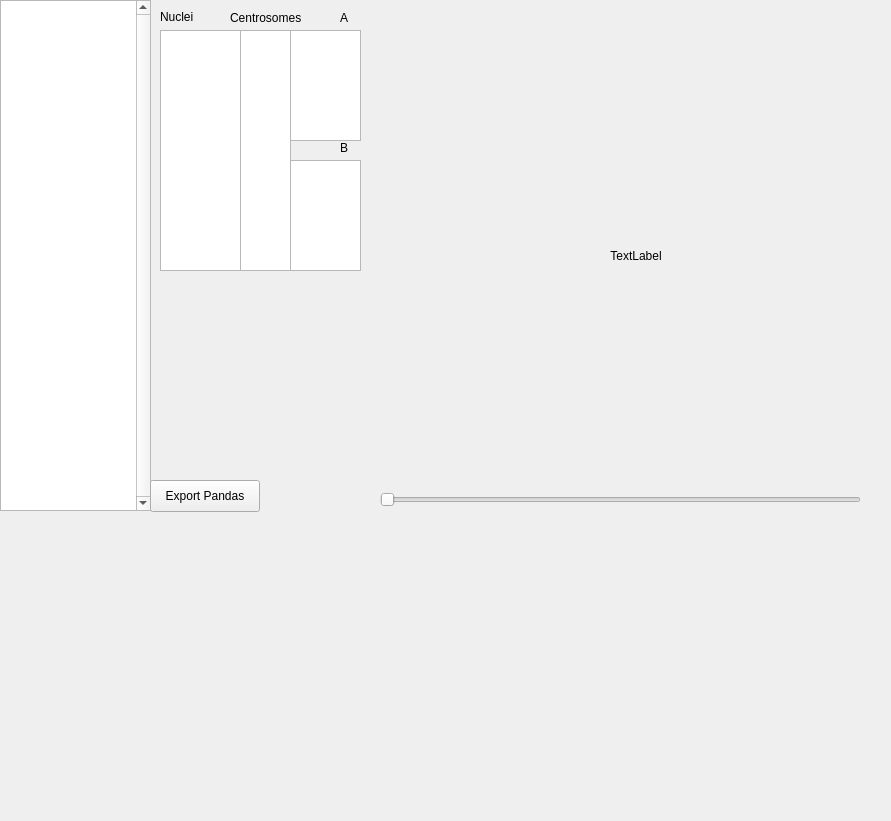
Before: the Qt Designer form ExperimentsSelectionWidget.ui in HocheggerLab/centrosome-tracking, drawn with Qt 5.
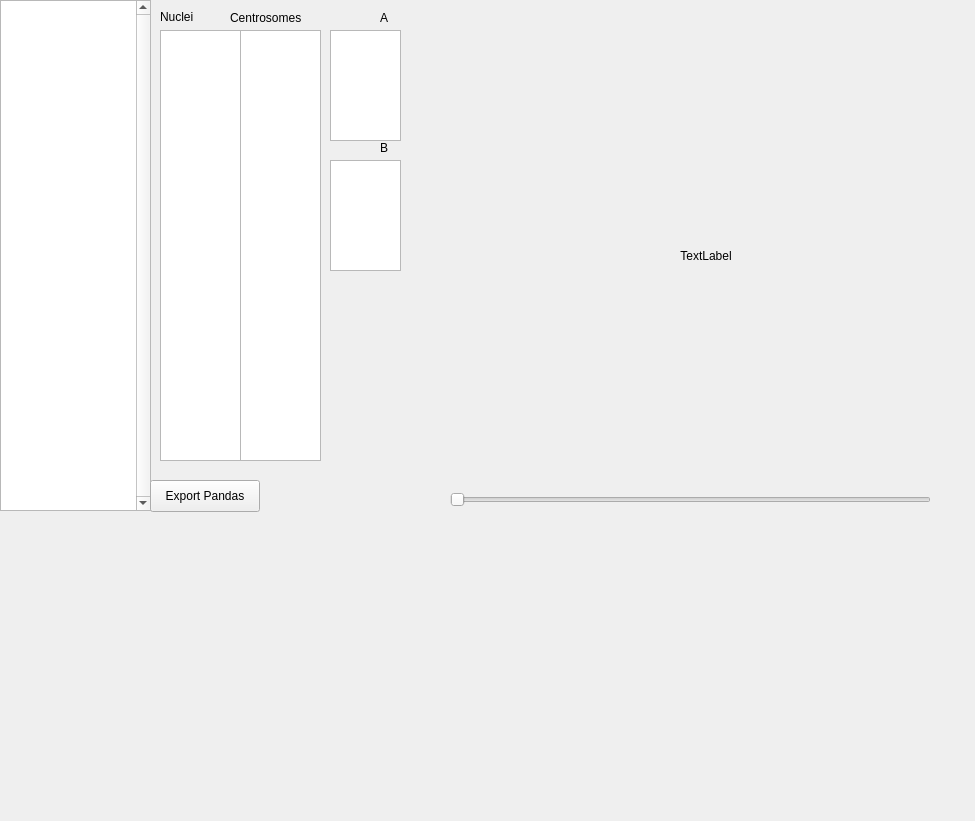
After: the same form once the commit is applied. Custom widgets are drawn as their Qt base class.

Commit message: Changes name of dataframe_from_imagej.py to make it shorter. Modifies rendering of detected centrosomes in GUI.

Diff of the .ui file:
```diff
--- a/ExperimentsSelectionWidget.ui
+++ b/ExperimentsSelectionWidget.ui
@@ -6,7 +6,7 @@
    <rect>
     <x>0</x>
     <y>0</y>
-    <width>891</width>
+    <width>975</width>
     <height>821</height>
    </rect>
   </property>
@@ -16,7 +16,7 @@
   <widget class="CentrosomeImageQLabel" name="movieImgLabel">
    <property name="geometry">
     <rect>
-     <x>380</x>
+     <x>450</x>
      <y>0</y>
      <width>512</width>
      <height>512</height>
@@ -50,8 +50,8 @@
     <rect>
      <x>240</x>
      <y>30</y>
-     <width>51</width>
-     <height>241</height>
+     <width>81</width>
+     <height>431</height>
     </rect>
    </property>
   </widget>
@@ -61,7 +61,7 @@
      <x>160</x>
      <y>30</y>
      <width>81</width>
-     <height>241</height>
+     <height>431</height>
     </rect>
    </property>
    <property name="selectionMode">
@@ -97,7 +97,7 @@
   <widget class="QListView" name="centrosomeListView_A">
    <property name="geometry">
     <rect>
-     <x>290</x>
+     <x>330</x>
      <y>30</y>
      <width>71</width>
      <height>111</height>
@@ -110,7 +110,7 @@
   <widget class="QListView" name="centrosomeListView_B">
    <property name="geometry">
     <rect>
-     <x>290</x>
+     <x>330</x>
      <y>160</y>
      <width>71</width>
      <height>111</height>
@@ -123,7 +123,7 @@
   <widget class="QLabel" name="centrosomesTitleLbl_A">
    <property name="geometry">
     <rect>
-     <x>340</x>
+     <x>380</x>
      <y>10</y>
      <width>16</width>
      <height>16</height>
@@ -136,7 +136,7 @@
   <widget class="QLabel" name="centrosomesTitleLbl_B">
    <property name="geometry">
     <rect>
-     <x>340</x>
+     <x>380</x>
      <y>140</y>
      <width>16</width>
      <height>16</height>
@@ -149,7 +149,7 @@
   <widget class="QSlider" name="frameHSlider">
    <property name="geometry">
     <rect>
-     <x>380</x>
+     <x>450</x>
      <y>490</y>
      <width>481</width>
      <height>20</height>
```
Left out of the diff: 1 changed line with no effect on the pictures. The commit also changes 6 other files.
